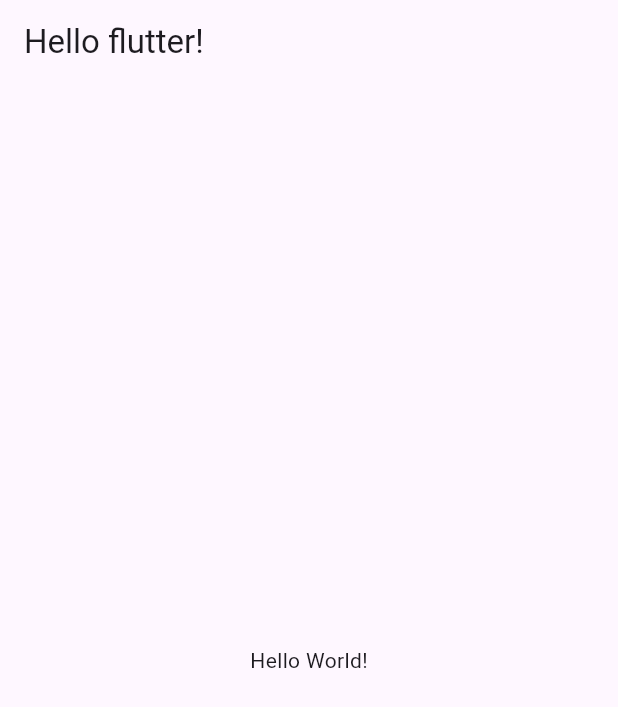
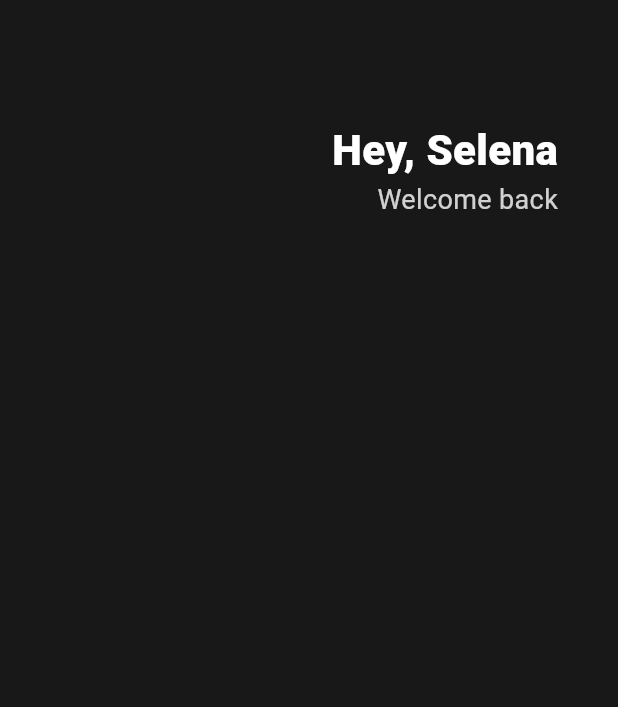
Before and after one commit to ghi512/toonflix, a Flutter app: the screen it shows after launch, on a phone screen of 412 x 824 dp. Shown: the top 707 px of the screen. Run offline on Flutter 3.47's test engine with Material 3 defaults, Android fonts, the phone set to English and light mode, and no system bars.

Commit message:
#3 - Header (3.0)

```diff
--- a/lib/main.dart
+++ b/lib/main.dart
@@ -4,18 +4,45 @@ void main() {
   runApp(MyApp());
 }
 
-class MyApp extends StatelessWidget{
-
+class MyApp extends StatelessWidget {
   @override
   Widget build(BuildContext context) {
     return MaterialApp(
       home: Scaffold(
-        appBar: AppBar(
-          title: Text('Hello flutter!'),
+        backgroundColor: Color(0xFF181818),
+        body: Padding(
+          padding: EdgeInsets.symmetric(horizontal: 40),
+          child: Column(
+            children: [
+              SizedBox(height: 80),
+              Row(
+                mainAxisAlignment: MainAxisAlignment.end,
+                children: [
+                  Column(
+                    crossAxisAlignment: CrossAxisAlignment.end,
+                    children: [
+                      Text(
+                        'Hey, Selena',
+                        style: TextStyle(
+                          color: Colors.white,
+                          fontSize: 28,
+                          fontWeight: FontWeight.w800,
+                        ),
+                      ),
+                      Text(
+                        'Welcome back',
+                        style: TextStyle(
+                          color: Colors.white.withOpacity(0.8),
+                          fontSize: 18,
+                        ),
+                      ),
+                    ],
+                  ),
+                ],
+              ),
+            ],
+          ),
         ),
-        body: Center(
-          child: Text("Hello World!"),
-        )
       ),
     );
   }
```
